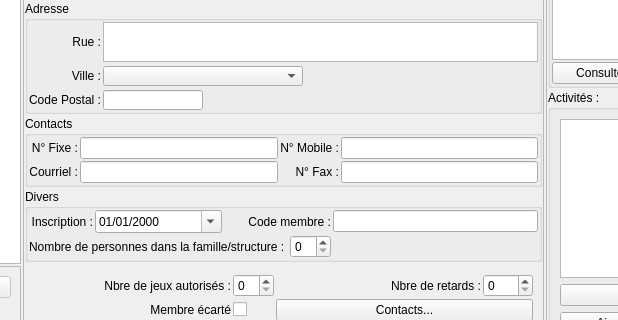
Old version of the form f_membres.ui in the repository nivhg/ludopen; both pictures show x 318 to 936 and y 132 to 452 of the 1121 by 700 pixel window.
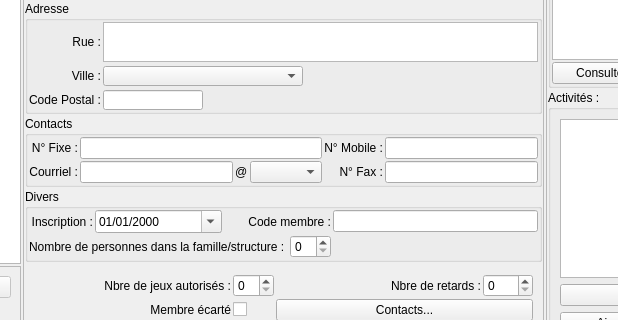
New version of the form. Icons and pictures are not drawn.

Commit message: Restrictions de la saisie d'adresse avec choix du nom de domaine Ajout de la préférence Type d'emprunt par défaut

```diff
--- a/f_membres.ui
+++ b/f_membres.ui
@@ -374,6 +374,9 @@
              </disabled>
             </palette>
            </property>
+           <property name="alignment">
+            <set>Qt::AlignRight|Qt::AlignTrailing|Qt::AlignVCenter</set>
+           </property>
           </widget>
          </item>
          <item row="1" column="0">
@@ -423,7 +426,7 @@
            </property>
           </widget>
          </item>
-         <item row="1" column="3">
+         <item row="1" column="5">
           <widget class="QLineEdit" name="LE_Fax">
            <property name="minimumSize">
             <size>
@@ -470,7 +473,14 @@
            </property>
           </widget>
          </item>
-         <item row="0" column="2">
+         <item row="1" column="2">
+          <widget class="QLabel" name="Lb_arobase">
+           <property name="text">
+            <string>@</string>
+           </property>
+          </widget>
+         </item>
+         <item row="0" column="4">
           <widget class="QLabel" name="Lb_TelMobile">
            <property name="minimumSize">
             <size>
@@ -523,54 +533,7 @@
            </property>
           </widget>
          </item>
-         <item row="0" column="1">
-          <widget class="QLineEdit" name="Le_TelFix">
-           <property name="minimumSize">
-            <size>
-             <width>0</width>
-             <height>0</height>
-            </size>
-           </property>
-           <property name="palette">
-            <palette>
-             <active>
-              <colorrole role="WindowText">
-               <brush brushstyle="SolidPattern">
-                <color alpha="255">
-                 <red>0</red>
-                 <green>0</green>
-                 <blue>0</blue>
-                </color>
-               </brush>
-              </colorrole>
-             </active>
-             <inactive>
-              <colorrole role="WindowText">
-               <brush brushstyle="SolidPattern">
-                <color alpha="255">
-                 <red>0</red>
-                 <green>0</green>
-                 <blue>0</blue>
-                </color>
-               </brush>
-              </colorrole>
-             </inactive>
-             <disabled>
-              <colorrole role="WindowText">
-               <brush brushstyle="SolidPattern">
-                <color alpha="255">
-                 <red>0</red>
-                 <green>0</green>
-                 <blue>0</blue>
-                </color>
-               </brush>
-              </colorrole>
-             </disabled>
-            </palette>
-           </property>
-          </widget>
-         </item>
-         <item row="1" column="2">
+         <item row="1" column="4">
           <widget class="QLabel" name="Lb_Fax">
            <property name="palette">
             <palette>
@@ -617,7 +580,7 @@
            </property>
           </widget>
          </item>
-         <item row="0" column="3">
+         <item row="0" column="5">
           <widget class="QLineEdit" name="Le_TelMobile">
            <property name="minimumSize">
             <size>
@@ -667,6 +630,56 @@
            </property>
           </widget>
          </item>
+         <item row="1" column="3">
+          <widget class="QComboBox" name="CBx_DomaineEmail"/>
+         </item>
+         <item row="0" column="1" colspan="3">
+          <widget class="QLineEdit" name="Le_TelFix">
+           <property name="minimumSize">
+            <size>
+             <width>0</width>
+             <height>0</height>
+            </size>
+           </property>
+           <property name="palette">
+            <palette>
+             <active>
+              <colorrole role="WindowText">
+               <brush brushstyle="SolidPattern">
+                <color alpha="255">
+                 <red>0</red>
+                 <green>0</green>
+                 <blue>0</blue>
+                </color>
+               </brush>
+              </colorrole>
+             </active>
+             <inactive>
+              <colorrole role="WindowText">
+               <brush brushstyle="SolidPattern">
+                <color alpha="255">
+                 <red>0</red>
+                 <green>0</green>
+                 <blue>0</blue>
+                </color>
+               </brush>
+              </colorrole>
+             </inactive>
+             <disabled>
+              <colorrole role="WindowText">
+               <brush brushstyle="SolidPattern">
+                <color alpha="255">
+                 <red>0</red>
+                 <green>0</green>
+                 <blue>0</blue>
+                </color>
+               </brush>
+              </colorrole>
+             </disabled>
+            </palette>
+           </property>
+          </widget>
+         </item>
         </layout>
        </widget>
       </item>
```
The commit also changes 13 other files.
